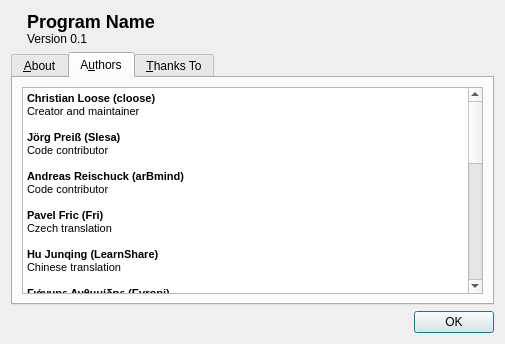
Qt form app/aboutdialog.ui (cloose/CuteMarkEd) before a commit.
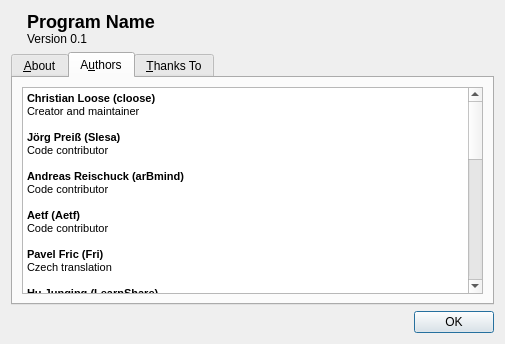
The same form after that commit. The open tabs and pages were chosen to show the change. Icons and pictures are not drawn.

Commit message: Add Aetf as contributor to the about dialog

```diff
--- a/app/aboutdialog.ui
+++ b/app/aboutdialog.ui
@@ -119,6 +119,9 @@
 &lt;p style=&quot; margin-top:0px; margin-bottom:0px; margin-left:0px; margin-right:0px; -qt-block-indent:0; text-indent:0px;&quot;&gt;&lt;span style=&quot; font-size:8pt; font-weight:600;&quot;&gt;Andreas Reischuck (arBmind)&lt;/span&gt;&lt;/p&gt;
 &lt;p style=&quot; margin-top:0px; margin-bottom:0px; margin-left:0px; margin-right:0px; -qt-block-indent:0; text-indent:0px;&quot;&gt;&lt;span style=&quot; font-size:8pt;&quot;&gt;Code contributor&lt;/span&gt;&lt;/p&gt;
 &lt;p style=&quot;-qt-paragraph-type:empty; margin-top:0px; margin-bottom:0px; margin-left:0px; margin-right:0px; -qt-block-indent:0; text-indent:0px; font-size:8pt;&quot;&gt;&lt;br /&gt;&lt;/p&gt;
+&lt;p style=&quot; margin-top:0px; margin-bottom:0px; margin-left:0px; margin-right:0px; -qt-block-indent:0; text-indent:0px;&quot;&gt;&lt;span style=&quot; font-size:8pt; font-weight:600;&quot;&gt;Aetf (Aetf)&lt;/span&gt;&lt;/p&gt;
+&lt;p style=&quot; margin-top:0px; margin-bottom:0px; margin-left:0px; margin-right:0px; -qt-block-indent:0; text-indent:0px;&quot;&gt;&lt;span style=&quot; font-size:8pt;&quot;&gt;Code contributor&lt;/span&gt;&lt;/p&gt;
+&lt;p style=&quot;-qt-paragraph-type:empty; margin-top:0px; margin-bottom:0px; margin-left:0px; margin-right:0px; -qt-block-indent:0; text-indent:0px; font-size:8pt;&quot;&gt;&lt;br /&gt;&lt;/p&gt;
 &lt;p style=&quot; margin-top:0px; margin-bottom:0px; margin-left:0px; margin-right:0px; -qt-block-indent:0; text-indent:0px;&quot;&gt;&lt;span style=&quot; font-size:8pt; font-weight:600;&quot;&gt;Pavel Fric (Fri)&lt;/span&gt;&lt;/p&gt;
 &lt;p style=&quot; margin-top:0px; margin-bottom:0px; margin-left:0px; margin-right:0px; -qt-block-indent:0; text-indent:0px;&quot;&gt;&lt;span style=&quot; font-size:8pt;&quot;&gt;Czech translation&lt;/span&gt;&lt;/p&gt;
 &lt;p style=&quot;-qt-paragraph-type:empty; margin-top:0px; margin-bottom:0px; margin-left:0px; margin-right:0px; -qt-block-indent:0; text-indent:0px; font-size:8pt;&quot;&gt;&lt;br /&gt;&lt;/p&gt;
```
